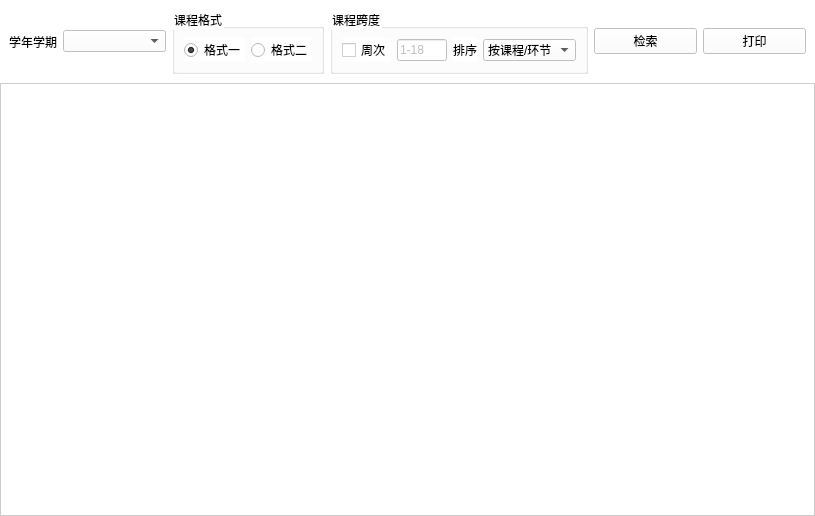
Old version of the form Qt-Zhku-Client/CurriculumArrangement_Ui.ui in the repository yujiecong/Qt-Zhku-Client.
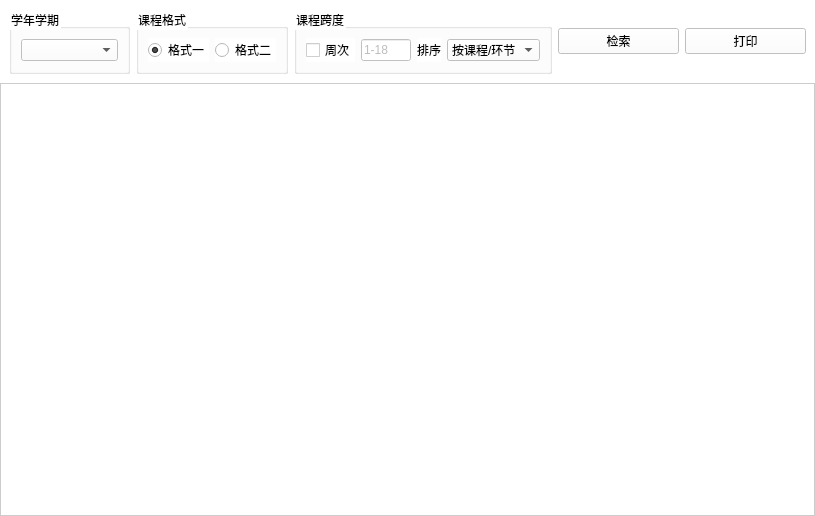
New version of the form.

Diff of the .ui file:
```diff
--- a/Qt-Zhku-Client/CurriculumArrangement_Ui.ui
+++ b/Qt-Zhku-Client/CurriculumArrangement_Ui.ui
@@ -36,21 +36,17 @@
     <widget class="QWidget" name="widget_2" native="true">
      <layout class="QHBoxLayout" name="horizontalLayout_2">
       <item>
-       <widget class="QLabel" name="label">
-        <property name="sizePolicy">
-         <sizepolicy hsizetype="Fixed" vsizetype="Preferred">
-          <horstretch>0</horstretch>
-          <verstretch>0</verstretch>
-         </sizepolicy>
-        </property>
-        <property name="text">
+       <widget class="QGroupBox" name="groupBox">
+        <property name="title">
          <string>学年学期</string>
         </property>
+        <layout class="QHBoxLayout" name="horizontalLayout_4">
+         <item>
+          <widget class="QComboBox" name="comboBox"/>
+         </item>
+        </layout>
        </widget>
       </item>
-      <item>
-       <widget class="QComboBox" name="comboBox"/>
-      </item>
       <item>
        <widget class="QGroupBox" name="groupBox">
         <property name="title">
```
